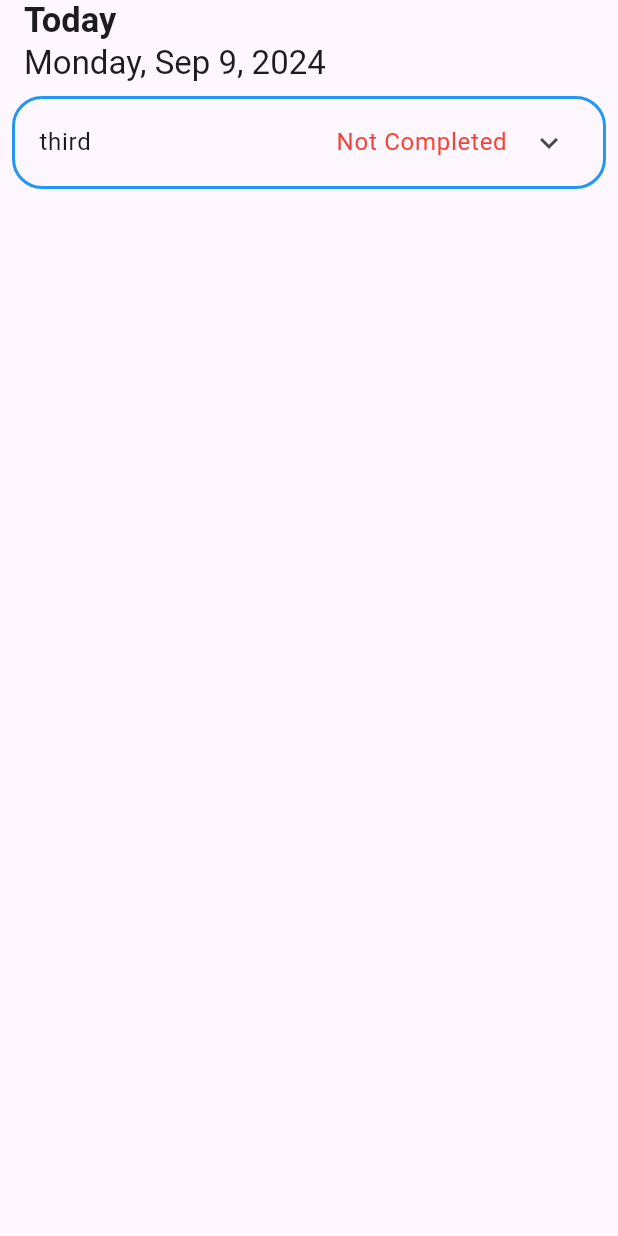
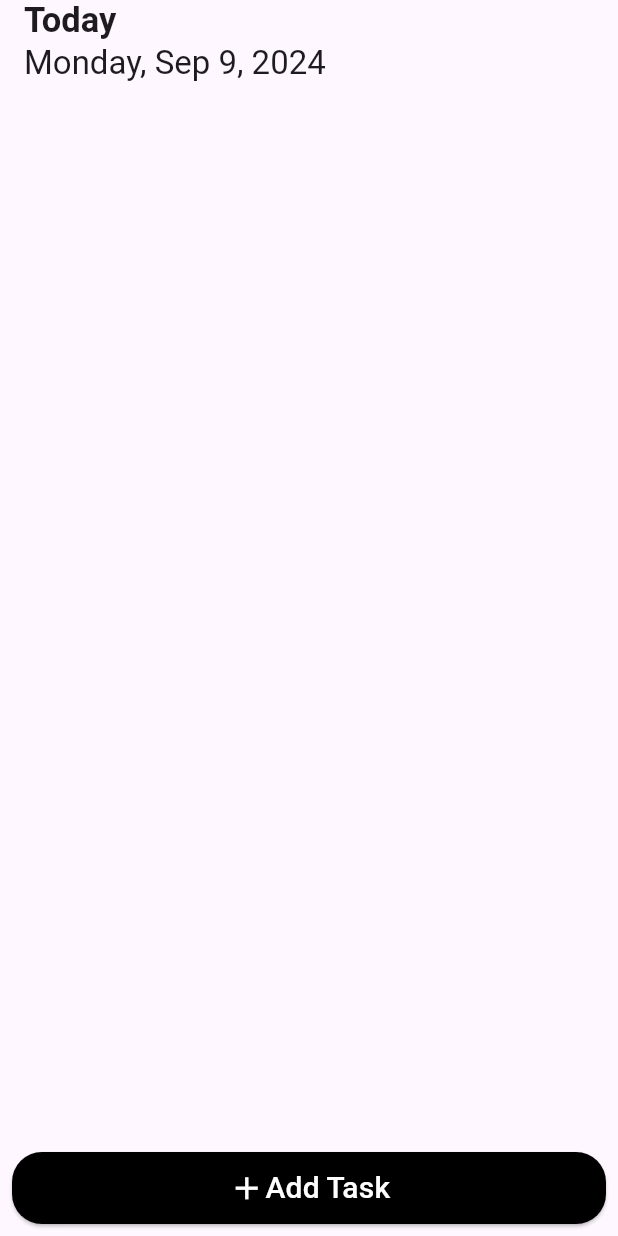
Before and after one commit to ahmaddamr/todo-iti, a Flutter app: the screen it shows after launch, on a phone screen of 412 x 824 dp. Run offline on Flutter 3.47's test engine with Material 3 defaults, Android fonts, the light colour scheme and no system bars.

Commit message:
finish app

```diff
--- a/lib/controller/task_controller.dart
+++ b/lib/controller/task_controller.dart
@@ -6,16 +6,16 @@ class TaskController {
     tasks.add(task);
   }
 
-  void updateTasks(TaskModel task) {
+  updateTasks(TaskModel task) {
     int index = tasks.indexWhere((e) => e.id == task.id);
     tasks[index] = task;
   }
 
-  void deleteTasks(TaskModel task) {
+  deleteTasks(TaskModel task) {
     tasks.removeWhere((e) => e.id == task.id);
   }
 
-  void toggleDone(TaskModel task) {
+  toggleDone(TaskModel task) {
     task.isDone = !task.isDone;
   }
 }
--- a/lib/view/home_screen.dart
+++ b/lib/view/home_screen.dart
@@ -1,11 +1,23 @@
 import 'package:flutter/material.dart';
 import 'package:intl/intl.dart';
+import 'package:todo_iti/controller/task_controller.dart';
 import 'package:todo_iti/model/task_model.dart';
+import 'package:todo_iti/widgets/bottom_sheet_widget.dart';
+import 'package:todo_iti/widgets/custom_elevated_button.dart';
+import 'package:todo_iti/widgets/custom_text_form_field.dart';
 import 'package:todo_iti/widgets/task_item.dart';
 
-class HomeScreen extends StatelessWidget {
+class HomeScreen extends StatefulWidget {
   HomeScreen({super.key});
+
+  @override
+  State<HomeScreen> createState() => _HomeScreenState();
+}
+
+class _HomeScreenState extends State<HomeScreen> {
   DateTime date = DateTime.now();
+
+  TaskController taskController = TaskController();
 
   @override
   Widget build(BuildContext context) {
@@ -35,11 +47,74 @@ class HomeScreen extends StatelessWidget {
           // TaskItem(
           //   taskModel: TaskModel(id: '2', title: 'second', descreption: 'task'),
           // ),
-          TaskItem(
+          Expanded(
+            child: ListView.builder(
+              itemCount: taskController.tasks.length,
+              itemBuilder: (context, index) {
+                final task = taskController.tasks[index];
+                return TaskItem(
+                  taskModel: task,
+                  onUpdate:(p0) {
+                    taskController.updateTasks(p0);
+                    setState(() {
 
-            taskModel: TaskModel(id: '3', title: 'third', descreption: 'task'),
-            onUpdate: (p0) => TaskModel(id: '3', title: 'third', descreption: 'task'),
+                    });
+
+                  },
+                  onDelete:() {
+                    taskController.deleteTasks(task);
+                    setState(() {
+
+                    });
+                  },
+                  onDone:() {
+                    taskController.toggleDone(task);
+                    setState(() {
+
+                    });
+                  },
+                );
+              },
+            ),
           ),
+          // const Spacer(
+          //   flex: 1,
+          // ),
+          Padding(
+            padding: const EdgeInsets.all(8.0),
+            child: CustomElvatedButton(
+                text: const Row(
+                  mainAxisAlignment: MainAxisAlignment.center,
+                  children: [
+                    Icon(
+                      Icons.add,
+                      size: 25,
+                      color: Colors.white,
+                    ),
+                    Text(
+                      'Add Task',
+                      style: TextStyle(color: Colors.white, fontSize: 20),
+                    )
+                  ],
+                ),
+                backgroundColor: Colors.black,
+                borderSideColor: Colors.transparent,
+                onPressed: () {
+                  showModalBottomSheet(
+                    context: context,
+                    builder: (context) {
+                      return BottomSheetWidget(
+                        onAdd: (todo) {
+                          taskController.addTasks(todo);
+                          setState(() {
+
+                          });
+                        },
+                      );
+                    },
+                  );
+                }),
+          )
         ],
       ),
     );
--- /dev/null
+++ b/lib/widgets/custom_elevated_button.dart
@@ -0,0 +1,39 @@
+import 'package:flutter/material.dart';
+
+class CustomElvatedButton extends StatelessWidget {
+  const CustomElvatedButton(
+      {super.key,
+      required this.text,
+      required this.backgroundColor,
+      required this.borderSideColor,
+      this.style,
+      required this.onPressed});
+  final Widget text;
+  final TextStyle? style;
+  final Color backgroundColor;
+  final Color borderSideColor;
+  final Function()? onPressed;
+
+  @override
+  Widget build(BuildContext context) {
+    return Center(
+      child: SizedBox(
+        width: 410,
+        height: 48,
+        child: ElevatedButton(
+            onPressed: onPressed,
+            style: ElevatedButton.styleFrom(
+              backgroundColor: backgroundColor,
+              shape: RoundedRectangleBorder(
+                borderRadius: BorderRadius.circular(20),
+                side: BorderSide(
+                  color: borderSideColor,
+                  width: 2,
+                ),
+              ),
+            ),
+            child: text),
+      ),
+    );
+  }
+}
```
Also changed, not shown: lib/widgets/bottom_sheet_widget.dart (added, +120 -0 lines), lib/widgets/task_item.dart (+27 -9 lines).
